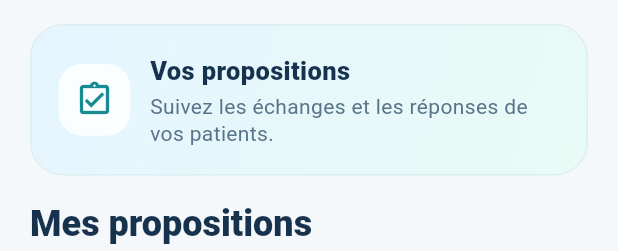
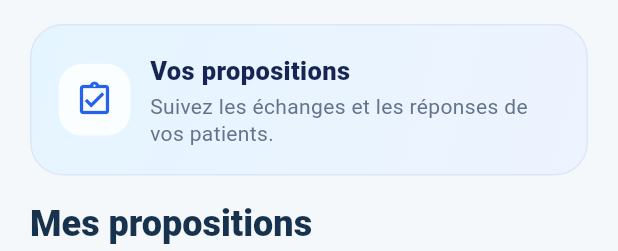
Before and after one commit to KafackLolys/medilink-flutter, a Flutter app: the ProposalsScreen widget shown alone on an empty page, opened directly, on a phone screen of 412 x 824 dp. Shown: the top 251 px of the screen. Run offline on Flutter 3.47's test engine with Material 3 defaults, Android fonts, the phone set to English and light mode, and no system bars; our stand-ins replace file_picker, firebase_core, firebase_messaging, flutter_local_notifications, flutter_secure_storage, google_sign_in and 3 more; accounts and stored records are empty.

Commit message:
Align doctor proposals colors with admin palette

```diff
--- a/lib/features/doctor/presentation/proposals_screen.dart
+++ b/lib/features/doctor/presentation/proposals_screen.dart
@@ -71,12 +71,12 @@ class _ProposalsScreenState extends State<ProposalsScreen> {
             padding: const EdgeInsets.all(18),
             decoration: BoxDecoration(
               gradient: const LinearGradient(
-                colors: [Color(0xffe5f5ff), Color(0xffe8fbf5)],
+                colors: [Color(0xffe5f5ff), Color(0xffedf3ff)],
                 begin: Alignment.topLeft,
                 end: Alignment.bottomRight,
               ),
               borderRadius: BorderRadius.circular(22),
-              border: Border.all(color: const Color(0xffdceef0)),
+              border: Border.all(color: const Color(0xffdbe6f7)),
             ),
             child: Row(children: [
               Container(
@@ -87,7 +87,7 @@ class _ProposalsScreenState extends State<ProposalsScreen> {
                   borderRadius: BorderRadius.circular(16),
                 ),
                 child: const Icon(Icons.assignment_turned_in_outlined,
-                    color: Color(0xff168b91), size: 26),
+                    color: Color(0xff2563eb), size: 26),
               ),
               const SizedBox(width: 13),
               const Expanded(
@@ -96,12 +96,12 @@ class _ProposalsScreenState extends State<ProposalsScreen> {
                   children: [
                     Text('Vos propositions',
                         style: TextStyle(
-                            color: Color(0xff16324f),
+                            color: Color(0xff172554),
                             fontSize: 17,
                             fontWeight: FontWeight.w800)),
                     SizedBox(height: 3),
                     Text('Suivez les échanges et les réponses de vos patients.',
-                        style: TextStyle(color: Color(0xff58748a), height: 1.3)),
+                        style: TextStyle(color: Color(0xff64748b), height: 1.3)),
                   ],
                 ),
               ),
```
